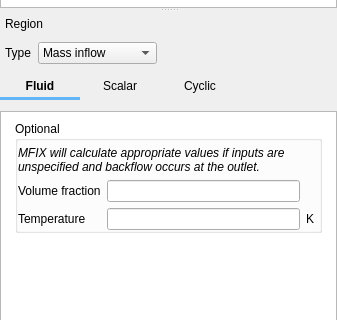
truongd8593/mfix, file mfixgui/uifiles/boundary_conditions.ui: the form before one commit; both pictures show x 0 to 337 and y 92 to 412 of the 337 by 861 pixel window.
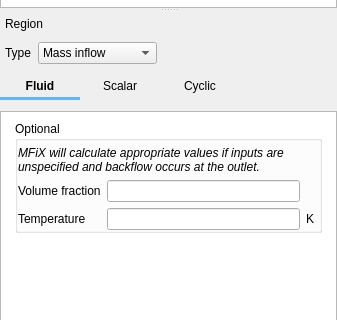
The form after the commit. The open tabs and pages were chosen to show the change. Custom widgets are drawn as their Qt base class.

Commit message: MFIX -> MFiX (excluding env vars and !#MFIX-GUI comment section)

```diff
--- a/mfixgui/uifiles/boundary_conditions.ui
+++ b/mfixgui/uifiles/boundary_conditions.ui
@@ -2454,7 +2454,7 @@
                       </font>
                      </property>
                      <property name="text">
-                      <string>MFIX will calculate appropriate values if inputs are unspecified and backflow occurs at the outlet.</string>
+                      <string>MFiX will calculate appropriate values if inputs are unspecified and backflow occurs at the outlet.</string>
                      </property>
                      <property name="wordWrap">
                       <bool>true</bool>
```
The commit also changes 21 other files.
